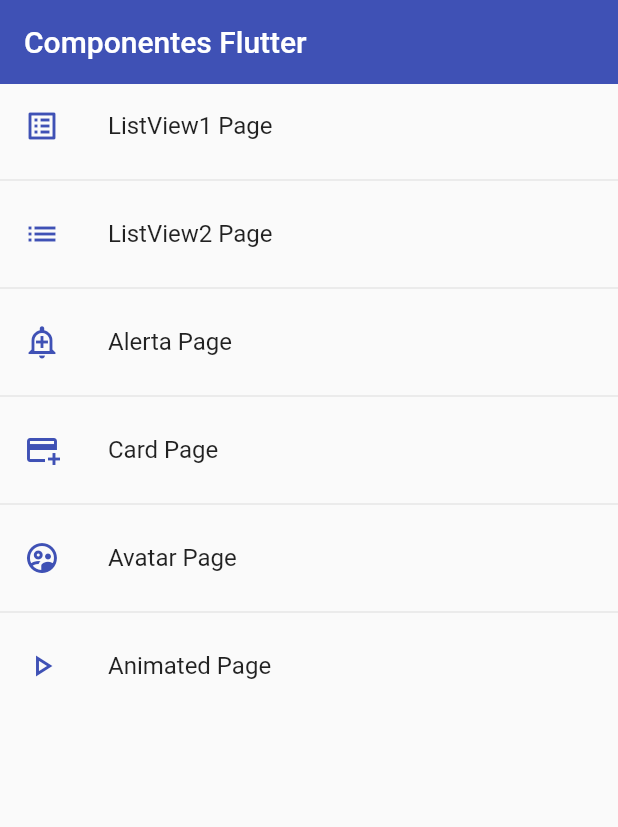
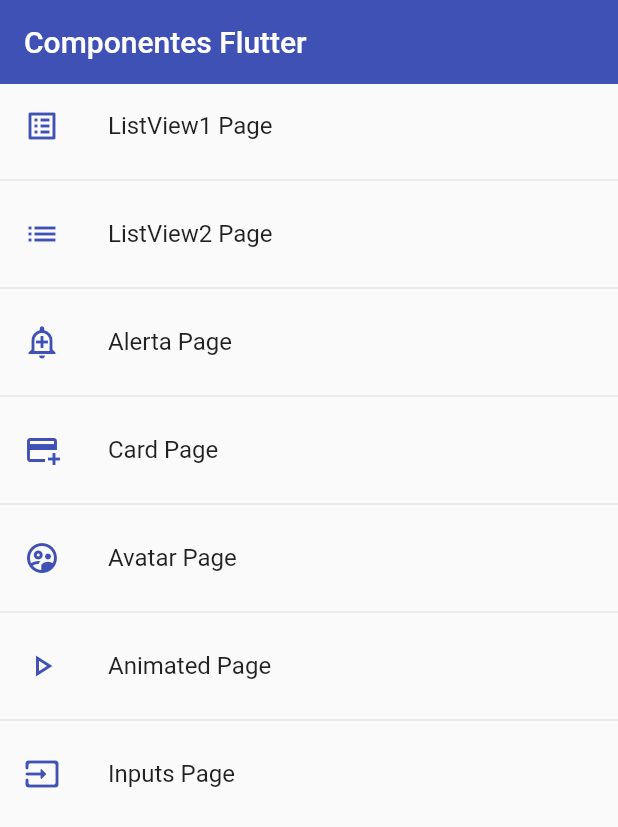
Before and after one commit to illika/components_fl, a Flutter app: the screen it shows after launch, on a phone screen of 412 x 824 dp. Shown: the top 827 px of the screen. Run offline on Flutter 3.47's test engine with Material 2 defaults, Android fonts, the phone set to English and light mode, and no system bars.

Commit message:
Form and Inputs

```diff
--- a/lib/router/app_routes.dart
+++ b/lib/router/app_routes.dart
@@ -1,4 +1,5 @@
 import 'package:fl_componentes/models/models.dart';
+import 'package:fl_componentes/screens/inputs_page.dart';
 import 'package:fl_componentes/screens/screens.dart';
 import 'package:flutter/material.dart';
 
@@ -48,6 +49,12 @@ class AppRoutes {
       pagina: const AnimatedPage(),
       icon: Icons.play_arrow_outlined,
     ),
+    MenuOptions(
+      route: "inputs",
+      nombre: "Inputs Page",
+      pagina: const InputsPage(),
+      icon: Icons.input_rounded,
+    ),
   ];
 
   static Map<String, Widget Function(BuildContext)> getAppRoutes() {
--- a/lib/screens/screens.dart
+++ b/lib/screens/screens.dart
@@ -5,3 +5,4 @@ export 'package:fl_componentes/screens/card_page.dart';
 export 'package:fl_componentes/screens/home_page.dart';
 export 'package:fl_componentes/screens/listview1_page.dart';
 export 'package:fl_componentes/screens/listview2_page.dart';
+import 'package:fl_componentes/screens/inputs_page.dart';
--- a/lib/theme/app_theme.dart
+++ b/lib/theme/app_theme.dart
@@ -24,5 +24,27 @@ class AppTheme {
         shape: const StadiumBorder(),
       ),
     ),
+    inputDecorationTheme: const InputDecorationTheme(
+      floatingLabelStyle: TextStyle(color: primary),
+      enabledBorder: OutlineInputBorder(
+          borderSide: BorderSide(color: primary),
+          borderRadius: BorderRadius.only(
+            bottomLeft: Radius.circular(10),
+            topRight: Radius.circular(10),
+          )),
+      focusedBorder: OutlineInputBorder(
+        borderSide: BorderSide(color: primary),
+        borderRadius: BorderRadius.only(
+          bottomLeft: Radius.circular(10),
+          topRight: Radius.circular(10),
+        ),
+      ),
+      border: OutlineInputBorder(
+        borderRadius: BorderRadius.only(
+          bottomLeft: Radius.circular(10),
+          topRight: Radius.circular(10),
+        ),
+      ),
+    ),
   );
 }
--- a/lib/widgtes/widgets.dart
+++ b/lib/widgtes/widgets.dart
@@ -1,2 +1,3 @@
 export 'package:fl_componentes/widgtes/custom_card_type_1.dart';
 export 'package:fl_componentes/widgtes/custom_card_type_2.dart';
+export 'package:fl_componentes/widgtes/custom_input_field.dart';
```
Also changed, not shown: lib/screens/inputs_page.dart (added, +85 -0 lines), lib/widgtes/custom_input_field.dart (added, +49 -0 lines).
